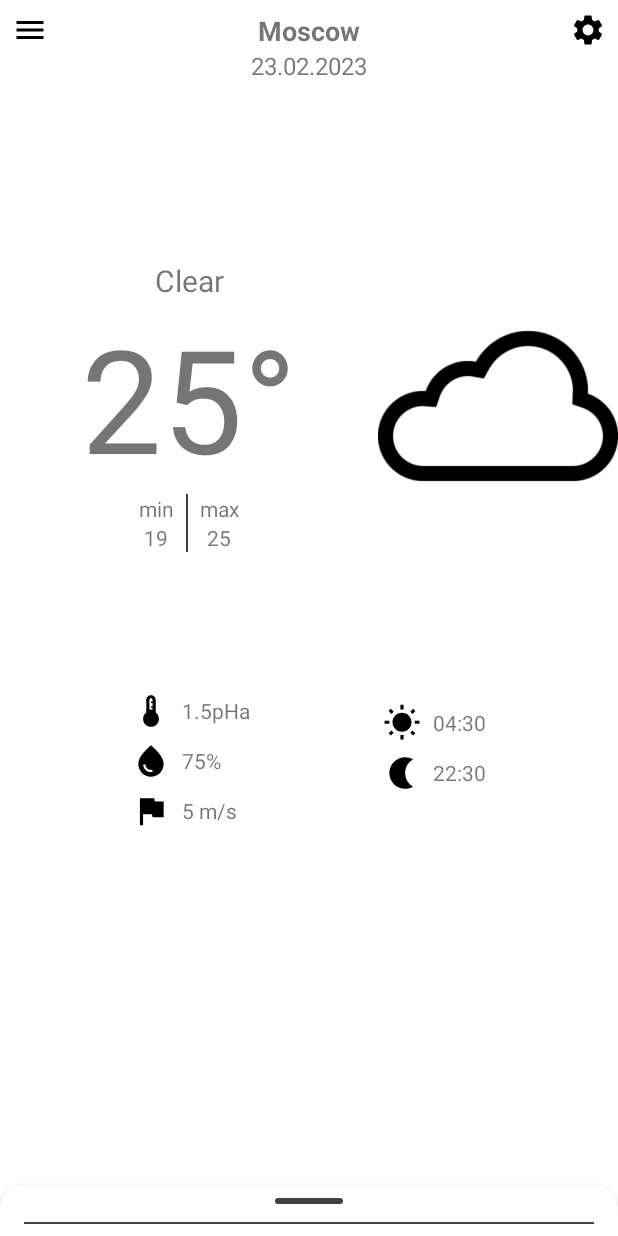
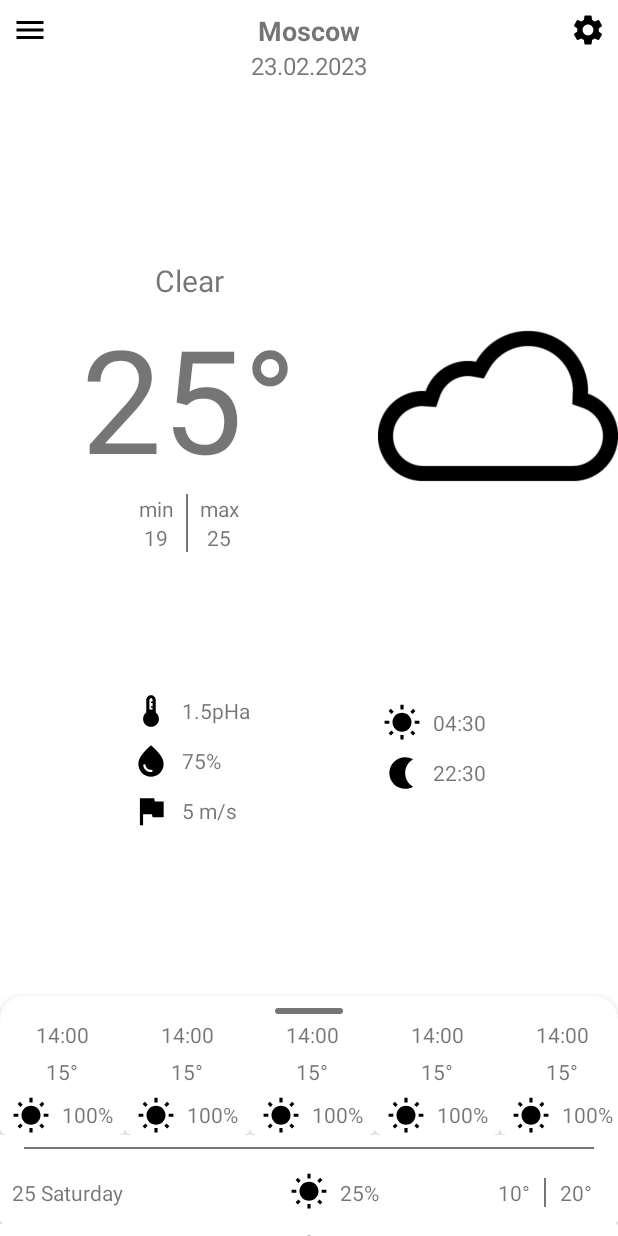
Before and after one commit to DenisChuev/Weather, an Android app: the screen it shows after launch (MainActivity), on a phone screen of 412 x 824 dp. Run offline under Robolectric (Android 15) with nearby library versions, the phone set to English and light mode, and no system bars.

Commit message:
Added recyclerView

```diff
--- a/app/build.gradle
+++ b/app/build.gradle
@@ -32,6 +32,10 @@ android {
     kotlinOptions {
         jvmTarget = '1.8'
     }
+
+    viewBinding {
+        enabled = true
+    }
 }
 
 dependencies {
@@ -41,6 +45,7 @@ dependencies {
     implementation 'androidx.appcompat:appcompat:1.6.1'
     implementation 'com.google.android.material:material:1.8.0'
     implementation 'androidx.constraintlayout:constraintlayout:2.1.4'
+    implementation 'com.google.android.gms:play-services-location:21.0.1'
     testImplementation 'junit:junit:4.13.2'
     androidTestImplementation 'androidx.test.ext:junit:1.1.5'
     androidTestImplementation 'androidx.test.espresso:espresso-core:3.5.1'
--- a/app/src/main/java/dc/weather/MainActivity.kt
+++ b/app/src/main/java/dc/weather/MainActivity.kt
@@ -2,6 +2,10 @@ package dc.weather
 
 import androidx.appcompat.app.AppCompatActivity
 import android.os.Bundle
+import androidx.recyclerview.widget.LinearLayoutManager
+import androidx.recyclerview.widget.RecyclerView.LayoutManager
+import dc.weather.view.adapters.MainDailyListAdapter
+import dc.weather.view.adapters.MainHourlyListAdapter
 import kotlinx.android.synthetic.main.activity_main.*
 
 class MainActivity : AppCompatActivity() {
@@ -9,6 +13,22 @@ class MainActivity : AppCompatActivity() {
         super.onCreate(savedInstanceState)
         setContentView(R.layout.activity_main)
 
+        main_hourly_list.apply {
+            adapter = MainHourlyListAdapter()
+            layoutManager = LinearLayoutManager(context, LinearLayoutManager.HORIZONTAL, false)
+            setHasFixedSize(true)
+        }
+
+        main_daily_list.apply {
+            adapter = MainDailyListAdapter()
+            layoutManager = LinearLayoutManager(context, LinearLayoutManager.VERTICAL, false)
+            setHasFixedSize(true)
+        }
+
+        updateUI()
+    }
+
+    private fun updateUI() {
         main_city_name.text = "Moscow"
         main_date_tv.text = "23.02.2023"
         main_weather_tv.text = "Clear"
--- /dev/null
+++ b/app/src/main/java/dc/weather/model/DailyWeatherModel.kt
@@ -0,0 +1,3 @@
+package dc.weather.model
+
+data class DailyWeatherModel(val s: String)
--- /dev/null
+++ b/app/src/main/java/dc/weather/model/HourlyWeatherModel.kt
@@ -0,0 +1,3 @@
+package dc.weather.model
+
+data class HourlyWeatherModel(val s: String)
--- /dev/null
+++ b/app/src/main/java/dc/weather/view/adapters/BaseAdapter.kt
@@ -0,0 +1,30 @@
+package dc.weather.view.adapters
+
+import android.view.View
+import androidx.recyclerview.widget.RecyclerView
+
+abstract class BaseAdapter<D> : RecyclerView.Adapter<BaseAdapter.BaseViewHolder>() {
+
+    private val _mData by lazy { mutableListOf<D>() }
+    protected val mData: List<D> = _mData
+
+    override fun onBindViewHolder(holder: BaseViewHolder, position: Int) {
+        holder.bindView(position)
+    }
+
+    override fun getItemCount() = 30 //_mData.size
+
+    fun updateData(data: List<D>) {
+        if (_mData.isEmpty() && data.isEmpty()) {
+            _mData.addAll(data)
+        } else {
+            _mData.clear()
+            _mData.addAll(data)
+        }
+        notifyDataSetChanged()
+    }
+
+    abstract class BaseViewHolder(view: View) : RecyclerView.ViewHolder(view) {
+        abstract fun bindView(position: Int)
+    }
+}
--- /dev/null
+++ b/app/src/main/java/dc/weather/view/adapters/MainDailyListAdapter.kt
@@ -0,0 +1,30 @@
+package dc.weather.view.adapters
+
+import android.view.LayoutInflater
+import android.view.View
+import android.view.ViewGroup
+import dc.weather.R
+import dc.weather.databinding.ItemMainDailyBinding
+import dc.weather.model.DailyWeatherModel
+
+class MainDailyListAdapter : BaseAdapter<DailyWeatherModel>() {
+
+    override fun onCreateViewHolder(parent: ViewGroup, viewType: Int): DailyViewHolder {
+        val view = LayoutInflater.from(parent.context)
+            .inflate(R.layout.item_main_daily, parent, false)
+        return DailyViewHolder(view)
+    }
+
+    inner class DailyViewHolder(view: View) : BaseViewHolder(view) {
+        private val binding = ItemMainDailyBinding.bind(view)
+
+        override fun bindView(position: Int) {
+            binding.itemDailyDate.text = "25 Saturday"
+            binding.itemPopRate.text = "25%"
+            binding.itemDailyMinTemp.text = "10\u00B0"
+            binding.itemDailyMaxTemp.text = "20\u00B0"
+            binding.itemDailyIcon.setImageResource(R.drawable.ic_sunrise)
+        }
+
+    }
+}
--- /dev/null
+++ b/app/src/main/java/dc/weather/view/adapters/MainHourlyListAdapter.kt
@@ -0,0 +1,28 @@
+package dc.weather.view.adapters
+
+import android.view.LayoutInflater
+import android.view.View
+import android.view.ViewGroup
+import dc.weather.R
+import dc.weather.databinding.ItemMainHourlyBinding
+import dc.weather.model.HourlyWeatherModel
+
+class MainHourlyListAdapter : BaseAdapter<HourlyWeatherModel>() {
+
+    override fun onCreateViewHolder(parent: ViewGroup, viewType: Int): HourlyViewHolder {
+        val view = LayoutInflater.from(parent.context)
+            .inflate(R.layout.item_main_hourly, parent, false)
+        return HourlyViewHolder(view)
+    }
+
+    inner class HourlyViewHolder(view: View) : BaseViewHolder(view) {
+        private val binding = ItemMainHourlyBinding.bind(view)
+
+        override fun bindView(position: Int) {
+            binding.itemHourlyTime.text = "14:00"
+            binding.itemHourlyTemp.text = "15\u00B0"
+            binding.itemHourlyCondition.text = "100%"
+            binding.itemHourlyIcon.setImageResource(R.drawable.ic_sunrise)
+        }
+    }
+}
--- /dev/null
+++ b/app/src/main/res/layout/item_main_daily.xml
@@ -0,0 +1,76 @@
+<?xml version="1.0" encoding="utf-8"?>
+<androidx.cardview.widget.CardView xmlns:android="http://schemas.android.com/apk/res/android"
+    xmlns:app="http://schemas.android.com/apk/res-auto"
+    xmlns:tools="http://schemas.android.com/tools"
+    android:layout_width="match_parent"
+    android:layout_height="wrap_content">
+
+    <androidx.constraintlayout.widget.ConstraintLayout
+        android:layout_width="match_parent"
+        android:layout_height="wrap_content"
+        android:layout_marginStart="8dp"
+        android:layout_marginEnd="8dp"
+        android:paddingTop="8dp"
+        android:paddingBottom="8dp">
+
+        <com.google.android.material.textview.MaterialTextView
+            android:id="@+id/item_daily_date"
+            android:layout_width="wrap_content"
+            android:layout_height="wrap_content"
+            tools:text="20 Friday"
+            app:layout_constraintBottom_toBottomOf="parent"
+            app:layout_constraintStart_toStartOf="parent"
+            app:layout_constraintTop_toTopOf="parent" />
+
+        <ImageView
+            android:id="@+id/item_daily_icon"
+            android:layout_width="25dp"
+            android:layout_height="25dp"
+            android:src="@drawable/ic_sunrise"
+            app:layout_constraintBottom_toBottomOf="parent"
+            app:layout_constraintEnd_toEndOf="parent"
+            app:layout_constraintStart_toStartOf="parent"
+            app:layout_constraintTop_toTopOf="parent" />
+
+        <com.google.android.material.textview.MaterialTextView
+            android:id="@+id/item_pop_rate"
+            android:layout_marginStart="8dp"
+            android:layout_width="wrap_content"
+            android:layout_height="wrap_content"
+            tools:text="20 %"
+            app:layout_constraintBottom_toBottomOf="parent"
+            app:layout_constraintStart_toEndOf="@id/item_daily_icon"
+            app:layout_constraintTop_toTopOf="parent" />
+
+        <LinearLayout
+            android:layout_width="0dp"
+            android:layout_height="match_parent"
+            android:orientation="horizontal"
+            app:layout_constraintBottom_toBottomOf="parent"
+            app:layout_constraintEnd_toEndOf="parent"
+            app:layout_constraintTop_toTopOf="parent">
+
+            <com.google.android.material.textview.MaterialTextView
+                android:id="@+id/item_daily_min_temp"
+                android:layout_width="40dp"
+                android:layout_height="wrap_content"
+                android:gravity="center"
+                tools:text="19\u00B0" />
+
+            <View
+                android:layout_width="1dp"
+                android:layout_height="match_parent"
+                android:background="@color/color_divider" />
+
+            <com.google.android.material.textview.MaterialTextView
+                android:id="@+id/item_daily_max_temp"
+                android:layout_width="40dp"
+                android:layout_height="wrap_content"
+                android:gravity="center"
+                tools:text="25\u00B0" />
+
+        </LinearLayout>
+
+    </androidx.constraintlayout.widget.ConstraintLayout>
+
+</androidx.cardview.widget.CardView>
--- /dev/null
+++ b/app/src/main/res/layout/item_main_hourly.xml
@@ -0,0 +1,58 @@
+<?xml version="1.0" encoding="utf-8"?>
+<com.google.android.material.card.MaterialCardView xmlns:android="http://schemas.android.com/apk/res/android"
+    xmlns:tools="http://schemas.android.com/tools"
+    android:layout_width="wrap_content"
+    android:layout_height="wrap_content">
+
+    <LinearLayout
+        android:layout_width="wrap_content"
+        android:layout_height="wrap_content"
+        android:orientation="vertical">
+
+        <com.google.android.material.textview.MaterialTextView
+            android:id="@+id/item_hourly_time"
+            android:layout_width="wrap_content"
+            android:layout_height="wrap_content"
+            android:layout_gravity="center_horizontal"
+            tools:textSize="17sp"
+            tools:text="19:00" />
+
+        <com.google.android.material.textview.MaterialTextView
+            android:id="@+id/item_hourly_temp"
+            android:layout_width="wrap_content"
+            android:layout_height="wrap_content"
+            android:layout_gravity="center_horizontal"
+            android:layout_marginTop="8dp"
+            android:layout_marginBottom="8dp"
+            android:includeFontPadding="false"
+            tools:textSize="20sp"
+            tools:text="20\u00B0" />
+
+        <LinearLayout
+            android:layout_width="wrap_content"
+            android:layout_height="wrap_content"
+            android:layout_gravity="center_horizontal"
+            android:layout_marginStart="8dp"
+            android:layout_marginEnd="8dp"
+            android:orientation="horizontal">
+
+            <ImageView
+                android:id="@+id/item_hourly_icon"
+                android:layout_width="25dp"
+                android:layout_height="25dp"
+                android:src="@drawable/ic_sunrise" />
+
+            <com.google.android.material.textview.MaterialTextView
+                android:id="@+id/item_hourly_condition"
+                android:layout_width="wrap_content"
+                android:layout_height="wrap_content"
+                android:layout_gravity="center_vertical"
+                android:layout_marginStart="8dp"
+                android:includeFontPadding="false"
+                tools:text="25%" />
+
+        </LinearLayout>
+
+    </LinearLayout>
+
+</com.google.android.material.card.MaterialCardView>
--- a/app/src/main/res/values/colors.xml
+++ b/app/src/main/res/values/colors.xml
@@ -7,5 +7,5 @@
     <color name="teal_700">#FF018786</color>
     <color name="black">#FF000000</color>
     <color name="white">#FFFFFFFF</color>
-    <color name="color_divider">#404040</color>
+    <color name="color_divider">#757575</color>
 </resources>
```
